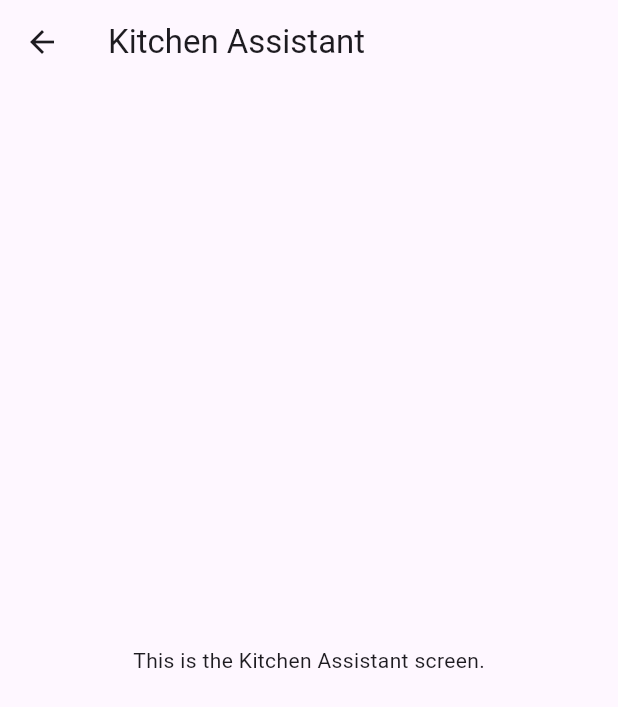
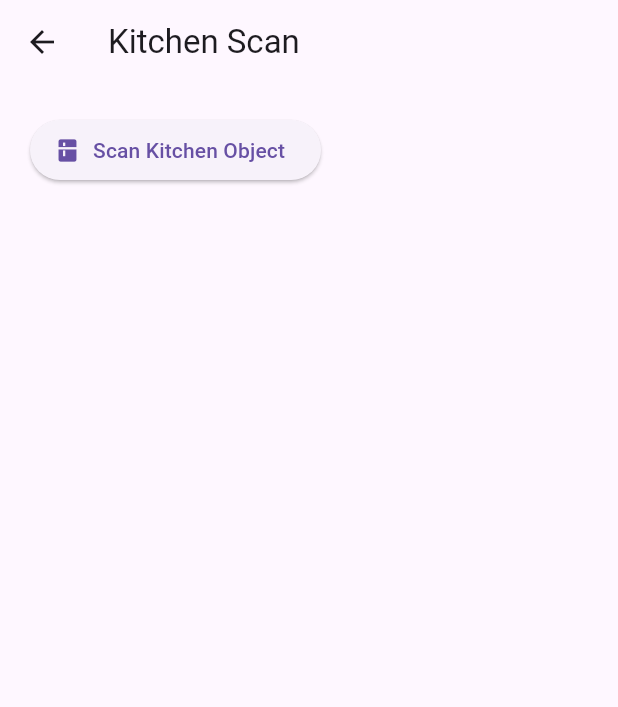
Before and after one commit to lowvisioncapstone/Spring25, a Flutter app: the KitchenScanScreen screen opened directly, on a phone screen of 412 x 824 dp. Shown: the top 707 px of the screen. Run offline on Flutter 3.47's test engine with Material 3 defaults, Android fonts, the light colour scheme and no system bars; our stand-ins replace flutter_tts, image_picker.

Commit message:
kitchen page

```diff
--- a/low_vision_app/lib/kitchen_scan_screen.dart
+++ b/low_vision_app/lib/kitchen_scan_screen.dart
@@ -1,14 +1,98 @@
+import 'dart:io';
 import 'package:flutter/material.dart';
+import 'package:image_picker/image_picker.dart';
+import 'package:http/http.dart' as http;
+import 'package:flutter_tts/flutter_tts.dart';
+import 'package:path/path.dart';
 
-class KitchenScanScreen extends StatelessWidget {
+class KitchenScanScreen extends StatefulWidget {
   const KitchenScanScreen({super.key});
+
+  @override
+  State<KitchenScanScreen> createState() => _KitchenScanScreenState();
+}
+
+class _KitchenScanScreenState extends State<KitchenScanScreen> {
+  File? _imageFile;
+  String _resultText = '';
+  final _picker = ImagePicker();
+  final _tts = FlutterTts();
+
+  final String apiUrl =
+      'http://128.180.121.231:5010/upload'; // Kitchen YOLO API
+
+  Future<void> captureAndSendImage() async {
+    final pickedFile = await _picker.pickImage(source: ImageSource.camera);
+
+    if (pickedFile == null) {
+      print('No image captured.');
+      return;
+    }
+
+    setState(() {
+      _imageFile = File(pickedFile.path);
+      _resultText = 'Processing...';
+    });
+
+    final uri = Uri.parse(apiUrl);
+    final request = http.MultipartRequest('POST', uri);
+    request.files.add(await http.MultipartFile.fromPath(
+      'image',
+      pickedFile.path,
+      filename: basename(pickedFile.path),
+    ));
+
+    try {
+      final response = await request.send();
+
+      if (response.statusCode == 200) {
+        final responseBytes = await response.stream.toBytes();
+        String responseText = String.fromCharCodes(responseBytes);
+
+        setState(() {
+          _resultText = responseText;
+        });
+
+        await _speak(responseText);
+      } else {
+        print('Upload failed with status: ${response.statusCode}');
+        setState(() {
+          _resultText = 'Upload failed: ${response.statusCode}';
+        });
+      }
+    } catch (e) {
+      print('Error uploading image: $e');
+      setState(() {
+        _resultText = 'Error uploading image: $e';
+      });
+    }
+  }
+
+  Future<void> _speak(String text) async {
+    await _tts.setLanguage("en-US");
+    await _tts.setSpeechRate(0.5);
+    await _tts.speak(text);
+  }
 
   @override
   Widget build(BuildContext context) {
     return Scaffold(
-      appBar: AppBar(title: const Text('Kitchen Assistant')),
-      body: const Center(
-        child: Text('This is the Kitchen Assistant screen.'),
+      appBar: AppBar(title: const Text('Kitchen Scan')),
+      body: Padding(
+        padding: const EdgeInsets.all(20),
+        child: Column(
+          children: [
+            ElevatedButton.icon(
+              onPressed: captureAndSendImage,
+              icon: const Icon(Icons.kitchen),
+              label: const Text('Scan Kitchen Object'),
+            ),
+            const SizedBox(height: 20),
+            if (_imageFile != null) Image.file(_imageFile!, height: 200),
+            const SizedBox(height: 20),
+            Text(_resultText, style: const TextStyle(fontSize: 18)),
+          ],
+        ),
       ),
     );
   }
```
